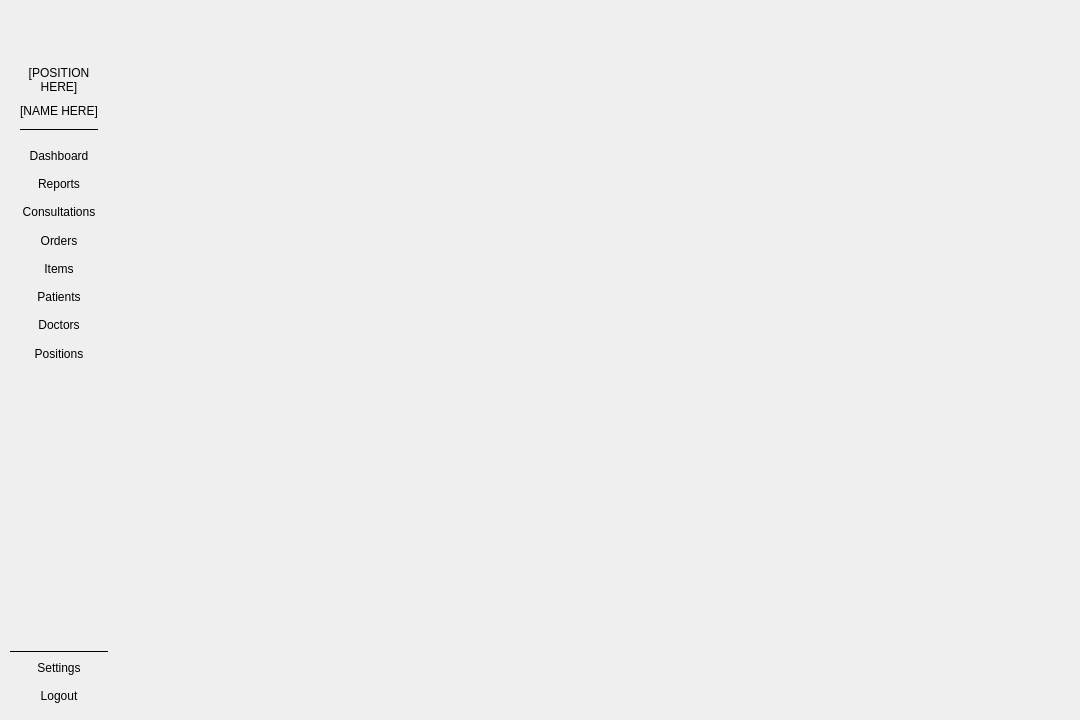
This is UI/main_content_ui.ui in jsmcodes/CPC-Final as Qt 5 draws it before an edit. The edited form follows.
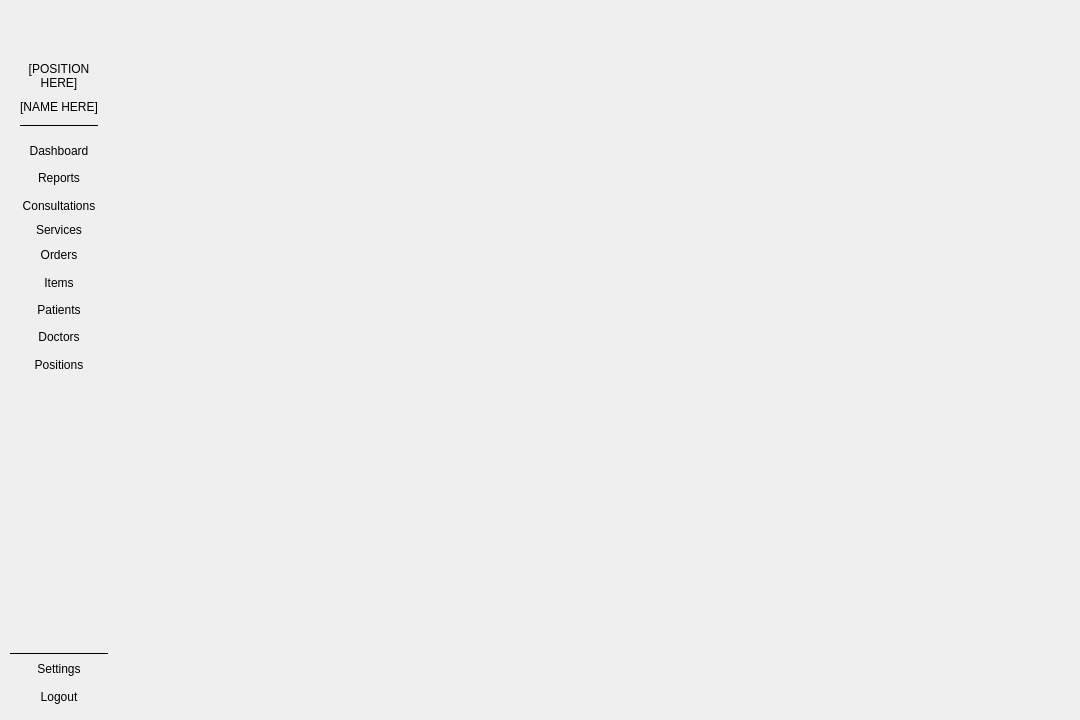
This is the edited form. Icons and pictures are not drawn.

The edit to the form file:
```diff
--- a/UI/main_content_ui.ui
+++ b/UI/main_content_ui.ui
@@ -31,7 +31,7 @@
    </property>
    <item>
     <widget class="QWidget" name="wdgt_navigation" native="true">
-     <layout class="QVBoxLayout" name="wdgt_navigation_layout" stretch="5,1,1,1,1,1,1,1,1,10,1,1,1">
+     <layout class="QVBoxLayout" name="wdgt_navigation_layout" stretch="5,1,1,1,0,1,1,1,1,1,10,1,1,1">
       <property name="spacing">
        <number>0</number>
       </property>
@@ -192,6 +192,25 @@
         </property>
        </widget>
       </item>
+      <item>
+       <widget class="QPushButton" name="pshbtn_services">
+        <property name="sizePolicy">
+         <sizepolicy hsizetype="Expanding" vsizetype="Expanding">
+          <horstretch>0</horstretch>
+          <verstretch>0</verstretch>
+         </sizepolicy>
+        </property>
+        <property name="cursor">
+         <cursorShape>PointingHandCursor</cursorShape>
+        </property>
+        <property name="text">
+         <string>Services</string>
+        </property>
+        <property name="flat">
+         <bool>true</bool>
+        </property>
+       </widget>
+      </item>
       <item>
        <widget class="QPushButton" name="pshbtn_sales">
         <property name="sizePolicy">
```
